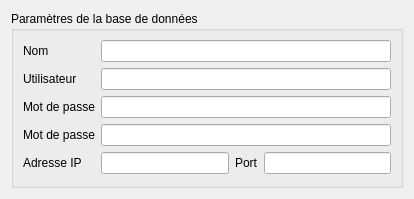
First picture: the form in src/gui/widgets/databasesettingswidget.ui, repository FACT-Team/FactDev, before the edit.
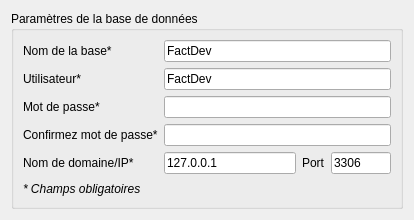
Second picture: the form after the edit. Custom widgets are drawn as their Qt base class.

What changed in the file:
```diff
--- a/src/gui/widgets/databasesettingswidget.ui
+++ b/src/gui/widgets/databasesettingswidget.ui
@@ -7,7 +7,7 @@
     <x>0</x>
     <y>0</y>
     <width>414</width>
-    <height>199</height>
+    <height>220</height>
    </rect>
   </property>
   <property name="windowTitle">
@@ -20,6 +20,13 @@
       <string>Paramètres de la base de données</string>
      </property>
      <layout class="QGridLayout" name="gridLayout_2">
+      <item row="0" column="1" colspan="3">
+       <widget class="Gui::Widgets::CheckFields::CheckUntilField" name="leDbName">
+        <property name="text">
+         <string>FactDev</string>
+        </property>
+       </widget>
+      </item>
       <item row="4" column="2">
        <widget class="QLabel" name="lbPort">
         <property name="text">
@@ -28,51 +35,66 @@
        </widget>
       </item>
       <item row="4" column="1">
-       <widget class="Gui::Widgets::CheckFields::CheckIpAddress" name="leIpAddress"/>
+       <widget class="Gui::Widgets::CheckFields::CheckIpAddress" name="leIpAddress">
+        <property name="text">
+         <string>127.0.0.1</string>
+        </property>
+       </widget>
       </item>
       <item row="2" column="0">
        <widget class="QLabel" name="lbLogin">
         <property name="text">
-         <string>Mot de passe</string>
+         <string>Mot de passe*</string>
         </property>
        </widget>
       </item>
       <item row="1" column="0">
        <widget class="QLabel" name="lbUser">
         <property name="text">
-         <string>Utilisateur</string>
+         <string>Utilisateur*</string>
         </property>
        </widget>
       </item>
       <item row="4" column="0">
        <widget class="QLabel" name="lbIpAddress">
         <property name="text">
-         <string>Adresse IP</string>
+         <string>Nom de domaine/IP*</string>
         </property>
        </widget>
       </item>
-      <item row="3" column="0">
-       <widget class="QLabel" name="lbLoginRepeat">
+      <item row="4" column="3">
+       <widget class="Gui::Widgets::CheckFields::CheckFieldsNumbers" name="lePort">
+        <property name="maximumSize">
+         <size>
+          <width>60</width>
+          <height>16777215</height>
+         </size>
+        </property>
         <property name="text">
-         <string>Mot de passe</string>
+         <string>3306</string>
         </property>
        </widget>
       </item>
       <item row="0" column="0">
        <widget class="QLabel" name="lbDbName">
         <property name="text">
-         <string>Nom</string>
+         <string>Nom de la base*</string>
         </property>
        </widget>
       </item>
-      <item row="4" column="3">
-       <widget class="Gui::Widgets::CheckFields::CheckFieldsNumbers" name="lePort"/>
-      </item>
-      <item row="0" column="1" colspan="3">
-       <widget class="Gui::Widgets::CheckFields::CheckUntilField" name="leDbName"/>
+      <item row="3" column="0">
+       <widget class="QLabel" name="lbLoginRepeat">
+        <property name="text">
+         <string>Confirmez mot de passe*</string>
+        </property>
+       </widget>
       </item>
       <item row="1" column="1" colspan="3">
-       <widget class="Gui::Widgets::CheckFields::CheckUntilField" name="leUser"/>
+       <widget class="Gui::Widgets::CheckFields::CheckUntilField" name="leUser">
+        <property name="text">
+         <string>FactDev</string>
+        </property>
+       </widget>
       </item>
       <item row="2" column="1" colspan="3">
        <widget class="Gui::Widgets::CheckFields::CheckUntilField" name="leLogin">
@@ -94,6 +116,18 @@
         </property>
        </widget>
       </item>
+      <item row="5" column="0">
+       <widget class="QLabel" name="label">
+        <property name="font">
+         <font>
+          <italic>true</italic>
+         </font>
+        </property>
+        <property name="text">
+         <string>* Champs obligatoires</string>
+        </property>
+       </widget>
+      </item>
      </layout>
     </widget>
    </item>
```
Left out of the diff: 20 changed lines with no effect on the pictures.
